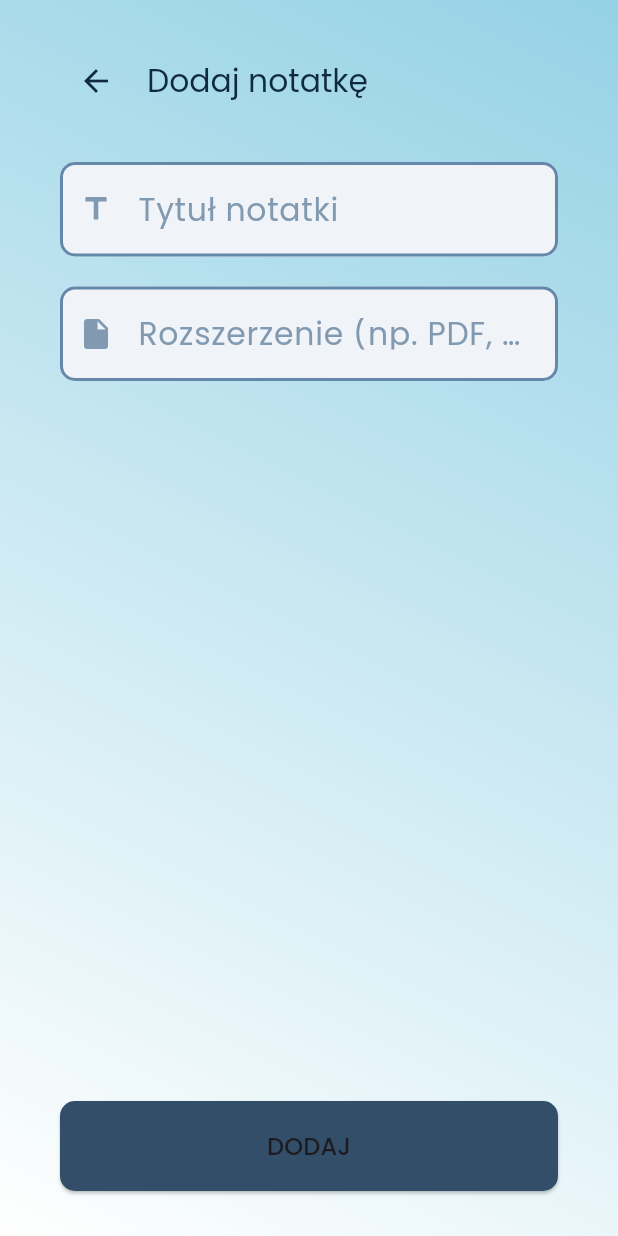
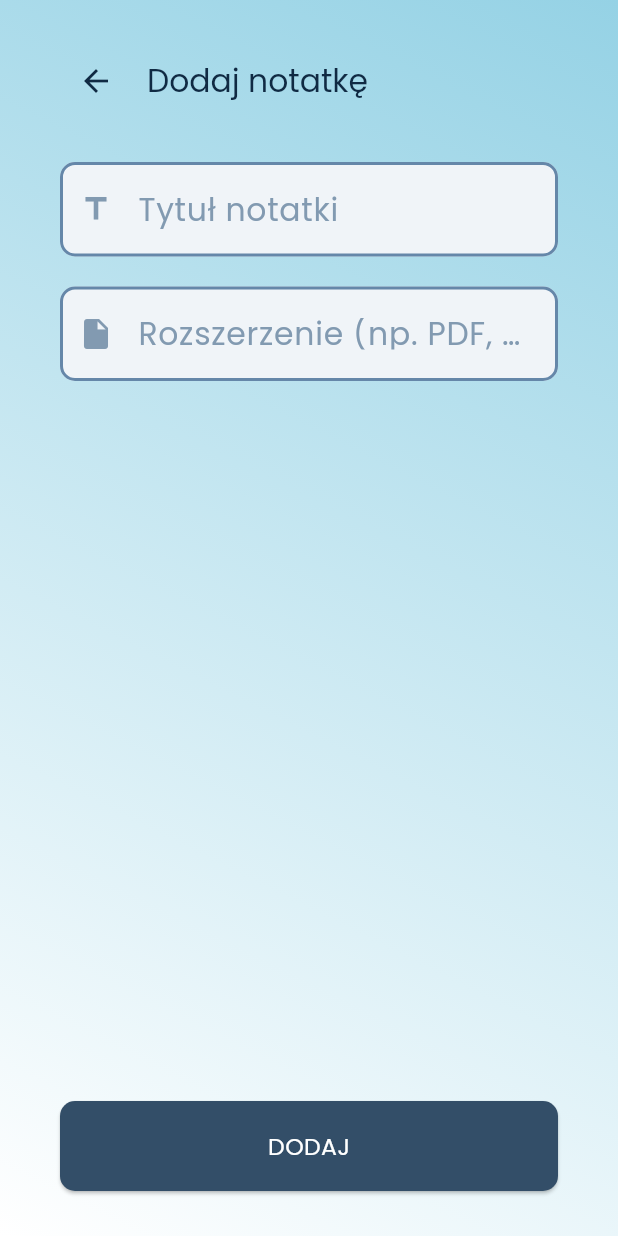
Before and after one commit to Miszczykk/dasz_spisac, a Flutter app: the _AddNotePageContent screen opened directly, on a phone screen of 412 x 824 dp. Run offline on Flutter 3.47's test engine with Material 3 defaults, Android fonts, the light colour scheme and no system bars; our stand-ins replace flutter_dotenv, hive_flutter, supabase_flutter; accounts and stored records are empty.

Commit message:
modified:   lib/theme/widgets/note_card.dart 	modified:   lib/views/add_note_page.dart

```diff
--- a/lib/theme/widgets/note_card.dart
+++ b/lib/theme/widgets/note_card.dart
@@ -60,7 +60,7 @@ class NoteCard extends StatelessWidget {
                             style: Theme.of(context).textTheme.bodyMedium,
                           ),
                           style: ElevatedButton.styleFrom(
-                            minimumSize: const Size(190, 50),
+                            minimumSize: const Size(240, 50),
                           ),
                         ),
                       ],
@@ -74,6 +74,7 @@ class NoteCard extends StatelessWidget {
                           mainAxisAlignment: MainAxisAlignment.spaceEvenly,
                           children: [
                             Row(
+                               mainAxisAlignment: MainAxisAlignment.center,
                               children: [
                                 Icon(CupertinoIcons.person_alt, size: 20),
                                 Text(
--- a/lib/views/add_note_page.dart
+++ b/lib/views/add_note_page.dart
@@ -86,7 +86,7 @@ class _AddNotePageContent extends StatelessWidget {
                     ? const CircularProgressIndicator()
                     : Text(
                         'DODAJ',
-                        style: Theme.of(context).textTheme.titleMedium,
+                        style: Theme.of(context).textTheme.bodyMedium,
                       ),
               ),
             ],
```
